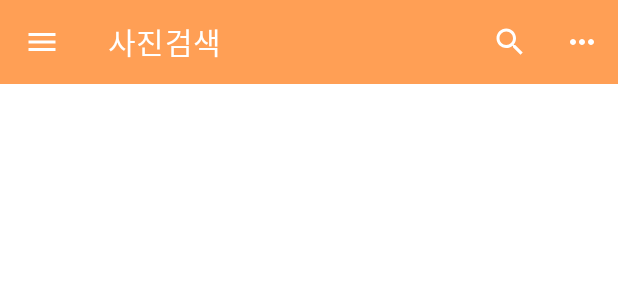
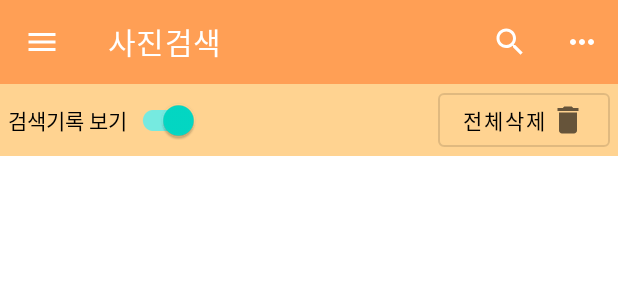
Before and after one commit to ydjvchslf/splashApiPractice, an Android app built with Jetpack Compose: the layout activity_photo.xml on its own in the app's theme, with its tools: preview values and no code run, on a phone screen of 412 x 824 dp. Shown: the top 300 px of the screen. Run offline under Robolectric (Android 15) with nearby library versions, the phone set to English and light mode, and no system bars.

Commit message:
검색기록 리사이클러뷰 - 옵션따라 visibility 수정

```diff
--- a/app/src/main/java/com/example/apipractice/activity/PhotoCollectionActivity.kt
+++ b/app/src/main/java/com/example/apipractice/activity/PhotoCollectionActivity.kt
@@ -278,14 +278,14 @@ class PhotoCollectionActivity : AppCompatActivity(),
             true -> {
                 Log.d(TAG, "검색기록보기 On")
 
-                //검색 히스토리 reload
-
-
+                binding.searchHistoryBar.visibility = View.VISIBLE
                 binding.historyDeleteBtn.visibility = View.VISIBLE
                 binding.historyRecyclerView.visibility = View.VISIBLE
             }else -> {
                  Log.d(TAG, "검색기록보기 False")
+
             //히스토리 리싸이클러뷰(이거 쫌 고민), 전체삭제 btn invisible
+            binding.searchHistoryBar.visibility = View.VISIBLE
             binding.historyDeleteBtn.visibility = View.INVISIBLE
             binding.historyRecyclerView.visibility = View.INVISIBLE
             }
--- a/app/src/main/res/layout/activity_photo.xml
+++ b/app/src/main/res/layout/activity_photo.xml
@@ -39,16 +39,18 @@
     <LinearLayout
         android:id="@+id/search_history_linear"
         android:layout_width="match_parent"
-        android:layout_height="match_parent"
-        android:background="#FFD391"
-        android:visibility="invisible"
+        android:layout_height="wrap_content"
+        android:visibility="visible"
         android:orientation="vertical"
         app:layout_behavior="com.google.android.material.appbar.AppBarLayout$ScrollingViewBehavior"
         >
 
         <androidx.constraintlayout.widget.ConstraintLayout
+            android:id="@+id/search_history_bar"
             android:layout_width="match_parent"
-            android:layout_height="wrap_content" >
+            android:layout_height="wrap_content"
+            android:background="#FFD391"
+            android:visibility="visible">
 
             <com.google.android.material.switchmaterial.SwitchMaterial
                 android:id="@+id/history_switch"
@@ -79,6 +81,7 @@
             android:id="@+id/history_recycler_view"
             android:layout_width="match_parent"
             android:layout_height="wrap_content"
+            android:background="@color/white"
             android:stackFromBottom="true"
             app:reverseLayout="true"
             app:layout_behavior="com.google.android.material.appbar.AppBarLayout$ScrollingViewBehavior"
```
